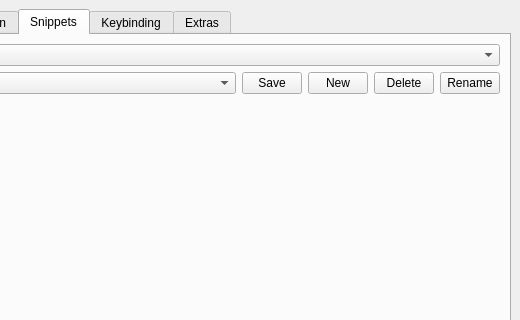
Old version of the form ui/preferencewindow.ui in the repository cpeditor/cpeditor; both pictures show x 280 to 800 and y 0 to 320 of the 800 by 600 pixel window.
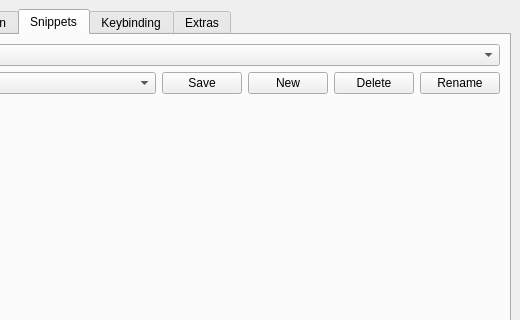
New version of the form.

Commit message: fix(preferencewindow.ui): make snippets buttons wider

```diff
--- a/ui/preferencewindow.ui
+++ b/ui/preferencewindow.ui
@@ -605,7 +605,7 @@
                <widget class="QPushButton" name="save_snippet">
                 <property name="maximumSize">
                  <size>
-                  <width>60</width>
+                  <width>80</width>
                   <height>16777215</height>
                  </size>
                 </property>
@@ -621,7 +621,7 @@
                <widget class="QPushButton" name="new_snippet">
                 <property name="maximumSize">
                  <size>
-                  <width>60</width>
+                  <width>80</width>
                   <height>16777215</height>
                  </size>
                 </property>
@@ -637,7 +637,7 @@
                <widget class="QPushButton" name="delete_snippet">
                 <property name="maximumSize">
                  <size>
-                  <width>60</width>
+                  <width>80</width>
                   <height>16777215</height>
                  </size>
                 </property>
@@ -653,7 +653,7 @@
                <widget class="QPushButton" name="rename_snippet">
                 <property name="maximumSize">
                  <size>
-                  <width>60</width>
+                  <width>80</width>
                   <height>16777215</height>
                  </size>
                 </property>
```
